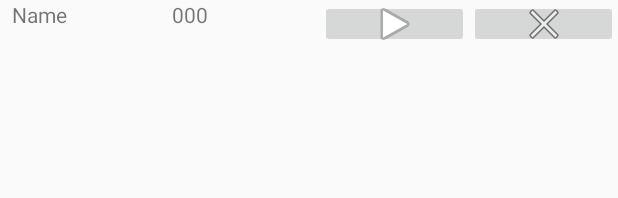
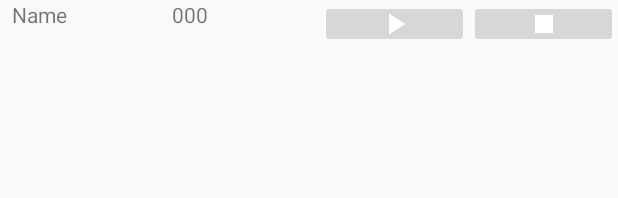
Before and after one commit to crr0004/IntervalMe, an Android app: the layout interval_single.xml on its own in the app's theme, with its tools: preview values and no code run, on a phone screen of 412 x 824 dp. Shown: the top 198 px of the screen. Run offline under Robolectric (Android 15) with nearby library versions, the phone set to English and light mode, and no system bars.

Commit message:
Added svg play and stop buttons

```diff
--- /dev/null
+++ b/app/src/main/res/drawable/ic_play_arrow_white_24dp.xml
@@ -0,0 +1,5 @@
+<vector android:height="24dp" android:tint="#FFFFFF"
+    android:viewportHeight="24.0" android:viewportWidth="24.0"
+    android:width="24dp" xmlns:android="http://schemas.android.com/apk/res/android">
+    <path android:fillColor="#FF000000" android:pathData="M8,5v14l11,-7z"/>
+</vector>
--- /dev/null
+++ b/app/src/main/res/drawable/ic_stop_white_24dp.xml
@@ -0,0 +1,9 @@
+<vector xmlns:android="http://schemas.android.com/apk/res/android"
+        android:width="24dp"
+        android:height="24dp"
+        android:viewportWidth="24.0"
+        android:viewportHeight="24.0">
+    <path
+        android:fillColor="#FFFFFFFF"
+        android:pathData="M6,6h12v12H6z"/>
+</vector>
--- a/app/src/main/res/layout/interval_single.xml
+++ b/app/src/main/res/layout/interval_single.xml
@@ -26,7 +26,7 @@
         android:layout_height="32dp"
         android:layout_weight="1"
         android:text="@string/start"
-        app:srcCompat="@android:drawable/ic_media_play"
+        app:srcCompat="@drawable/ic_play_arrow_white_24dp"
         tools:text="Start/Pause" />
 
     <ImageButton
@@ -35,7 +35,7 @@
         android:layout_height="32dp"
         android:layout_weight="1"
         android:text="@string/stop"
-        app:srcCompat="@android:drawable/ic_menu_close_clear_cancel"
+        app:srcCompat="@drawable/ic_stop_white_24dp"
         tools:text="Stop" />
 
 </LinearLayout>
```
